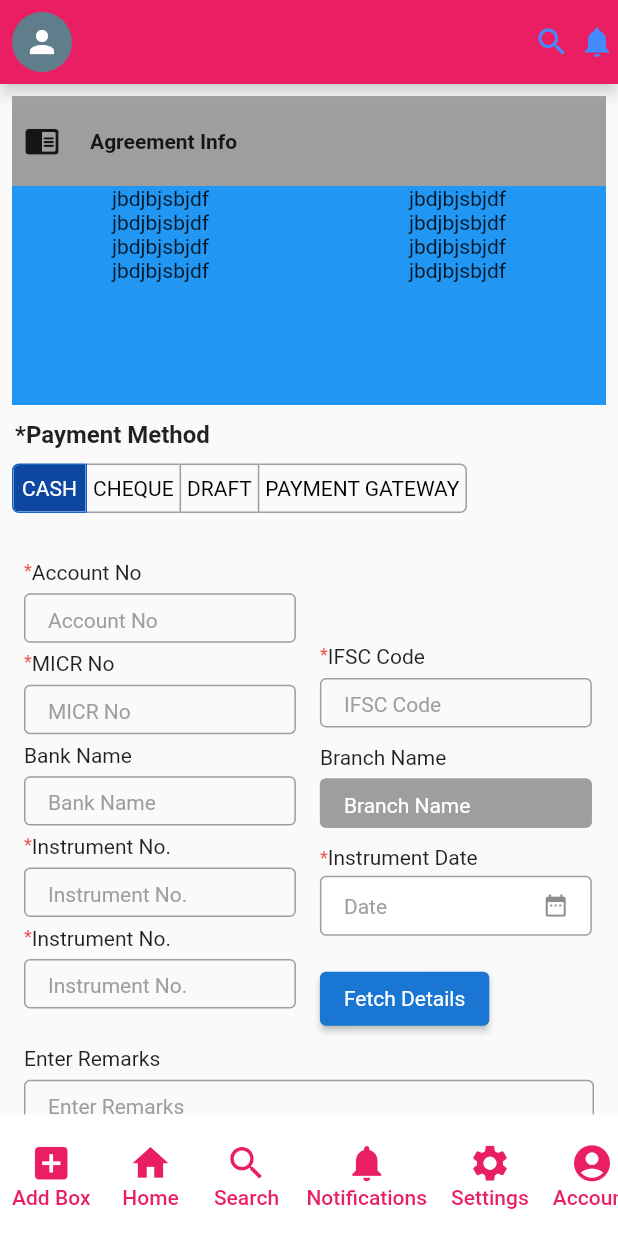
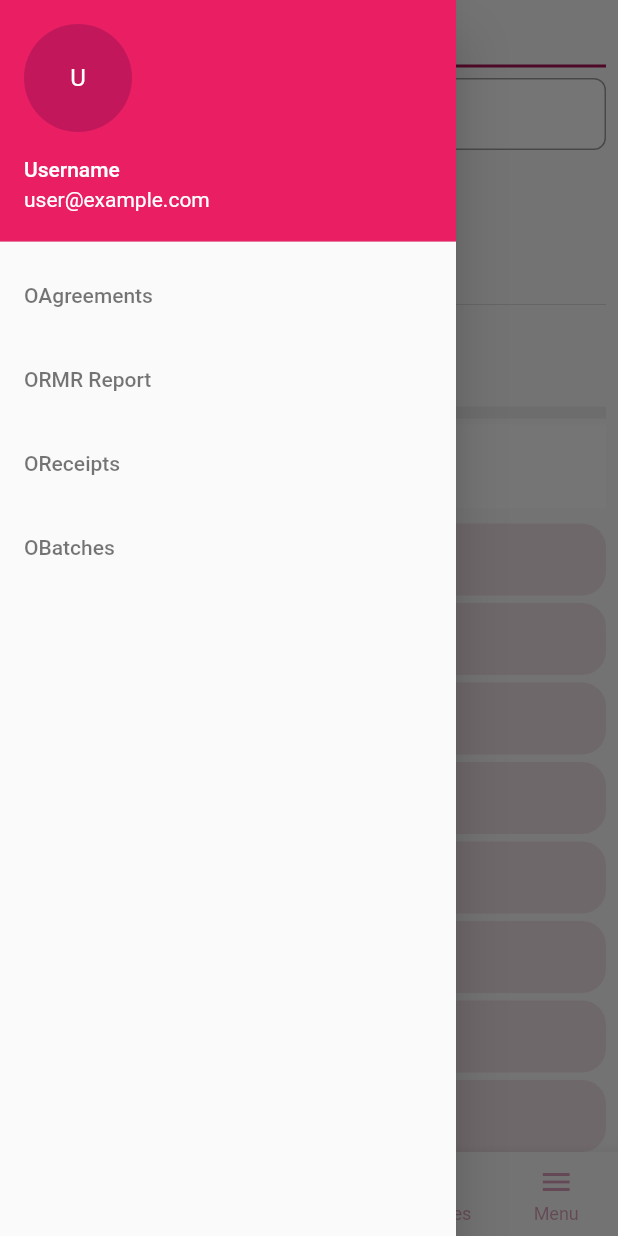
Before and after one commit to mohammedek/chola_temp, a Flutter app: the screen it shows after launch, with the side drawer open (before the commit the screen has no drawer), on a phone screen of 412 x 824 dp. Run offline on Flutter 3.47's test engine with Material 3 defaults, Android fonts, the light colour scheme and no system bars; our stand-ins replace dotted_border, gap.

Commit message:
dev created

```diff
--- a/lib/main.dart
+++ b/lib/main.dart
@@ -3,6 +3,7 @@ import 'package:chola_first/core/theme.dart';
 import 'package:chola_first/eod/bank_form_screen.dart';
 import 'package:chola_first/reciptes/mobile_view.dart';
 import 'package:chola_first/reciptes/web_view.dart';
+import 'package:chola_first/view/layout.dart';
 import 'package:dotted_border/dotted_border.dart';
 import 'package:flutter/cupertino.dart';
 import 'package:flutter/gestures.dart';
@@ -67,7 +68,7 @@ class _CholaInitialState extends State<CholaInitial>
     if (ResponsiveSize().isWide(context)) {
       return const WebView();
     } else {
-      return const MobileView();
+      return const NonPersistentBottomNav();
     }
   }
 }
--- /dev/null
+++ b/lib/view/agreements/mobile/agreement_list.dart
@@ -0,0 +1,118 @@
+import 'package:chola_first/constants/colors.dart';
+import 'package:flutter/material.dart';
+import 'package:flutter/widgets.dart';
+
+class OAgreementsPage extends StatelessWidget {
+  final List<String> recentOAgreements = [
+    "HE01100000054477",
+    "HE01AAJ00000034292",
+    "HE01100000058036",
+    "HE016950000014351",
+    "HE01AAJ00000034276",
+    "HE01AAJ00000041667",
+    "HE01AAA00000022384",
+    "HE01AAA00000029217",
+    "HE01AAA00000019579",
+  ];
+
+  OAgreementsPage({super.key});
+
+  @override
+  Widget build(BuildContext context) {
+    return Scaffold(
+      body: Padding(
+        padding: const EdgeInsets.all(8.0),
+        child: Column(
+          crossAxisAlignment: CrossAxisAlignment.start,
+          children: <Widget>[
+            headerLayout(context),
+            Expanded(
+              child: ListView.separated(
+                shrinkWrap: true,
+                padding: const EdgeInsets.only(top: 10),
+                separatorBuilder: (context, index) => const SizedBox(
+                  height: 5,
+                ),
+                itemCount: recentOAgreements.length,
+                itemBuilder: (context, index) {
+                  return ListTile(
+                    tileColor: kprimaryColor.withOpacity(0.1),
+                    dense: true,
+                    shape: RoundedRectangleBorder(
+                        borderRadius: BorderRadius.circular(16)),
+                    // contentPadding: EdgeInsets.zero,
+                    title: Text(recentOAgreements[index]),
+                    onTap: () {
+                      // Handle agreement tap
+                    },
+                  );
+                },
+              ),
+            ),
+          ],
+        ),
+      ),
+    );
+  }
+
+  Column headerLayout(BuildContext context) {
+    return Column(
+      crossAxisAlignment: CrossAxisAlignment.start,
+      children: [
+        Text(
+          "OAgreements",
+          style: Theme.of(context)
+              .textTheme
+              .headlineSmall!
+              .copyWith(fontWeight: FontWeight.bold, color: ksecondaryColor),
+        ),
+        const Divider(
+          color: kprimaryColor,
+          thickness: 2,
+        ),
+        TextField(
+          decoration: InputDecoration(
+            hintText: 'Search OAgreements',
+            prefixIcon: const Icon(Icons.search),
+            border: OutlineInputBorder(
+              borderRadius: BorderRadius.circular(8.0),
+            ),
+          ),
+        ),
+        const SizedBox(height: 16.0),
+        Text('Lists',
+            style: Theme.of(context)
+                .textTheme
+                .titleLarge!
+                .copyWith(fontWeight: FontWeight.bold)),
+        ListTile(
+          contentPadding: EdgeInsets.zero,
+          leading: const Icon(Icons.menu),
+          horizontalTitleGap: 0,
+          title: const Text('LAP'),
+          onTap: () {},
+        ),
+        const Divider(),
+        ListTile(
+          contentPadding: EdgeInsets.zero,
+          title: const Text("All Lists"),
+          onTap: () {},
+        ),
+        Divider(
+          thickness: 8,
+          color: Colors.grey.shade200,
+        ),
+        ListTile(
+          tileColor: Colors.white,
+          contentPadding: EdgeInsets.zero,
+          title: Text('Recent OAgreements',
+              style: Theme.of(context)
+                  .textTheme
+                  .titleLarge!
+                  .copyWith(fontWeight: FontWeight.bold)),
+          onTap: () {},
+        ),
+      ],
+    );
+  }
+}
--- /dev/null
+++ b/lib/view/layout.dart
@@ -0,0 +1,105 @@
+import 'package:chola_first/constants/colors.dart';
+import 'package:chola_first/view/agreements/mobile/agreement_list.dart';
+import 'package:flutter/material.dart';
+
+class TabData {
+  final Widget icon;
+  final String title;
+  const TabData({
+    required this.icon,
+    required this.title,
+  });
+}
+
+class NonPersistentBottomNav extends StatefulWidget {
+  const NonPersistentBottomNav({super.key});
+
+  @override
+  State<NonPersistentBottomNav> createState() => _NonPersistentBottomNavState();
+}
+
+class _NonPersistentBottomNavState extends State<NonPersistentBottomNav> {
+  int _currentIndex = 0;
+  void _onItemTapped(int index) {
+    setState(() {
+      _currentIndex = index;
+    });
+  }
+
+  List tabs = [
+    const TabData(icon: Icon(Icons.book), title: 'OAgreement'),
+    const TabData(icon: Icon(Icons.report), title: 'ORMR Report'),
+    const TabData(icon: Icon(Icons.receipt), title: 'OReceipts'),
+    const TabData(icon: Icon(Icons.backpack_outlined), title: 'OBatches'),
+    const TabData(icon: Icon(Icons.menu), title: 'Menu'),
+  ];
+
+  @override
+  Widget build(BuildContext context) {
+    return Scaffold(
+      drawer: Drawer(
+        child: ListView(
+          children: <Widget>[
+            const UserAccountsDrawerHeader(
+              accountName: Text("Username"),
+              accountEmail: Text("user@example.com"),
+              currentAccountPicture: CircleAvatar(
+                child: Text("U"),
+              ),
+            ),
+            ListTile(
+              title: const Text("OAgreements"),
+              onTap: () {},
+            ),
+            ListTile(
+              title: const Text("ORMR Report"),
+              onTap: () {},
+            ),
+            ListTile(
+              title: const Text("OReceipts"),
+              onTap: () {},
+            ),
+            ListTile(
+              title: const Text("OBatches"),
+              onTap: () {},
+            ),
+          ],
+        ),
+      ),
+      body: _buildBody(_currentIndex),
+      bottomNavigationBar: BottomNavigationBar(
+        type: BottomNavigationBarType.fixed,
+        items: <BottomNavigationBarItem>[
+          for (TabData tab in tabs)
+            BottomNavigationBarItem(
+              icon: tab.icon,
+              label: tab.title,
+            ),
+        ],
+        currentIndex: _currentIndex,
+        selectedItemColor: kprimaryColor,
+        unselectedItemColor: kprimaryColor.withOpacity(0.4),
+        onTap: _onItemTapped,
+      ),
+    );
+  }
+
+  Widget _buildBody(int index) {
+    switch (index) {
+      case 0:
+        return OAgreementsPage();
+      case 1:
+        return const Scaffold(
+          backgroundColor: Colors.red,
+        );
+      case 2:
+        return const Scaffold(
+          backgroundColor: Colors.blue,
+        );
+      default:
+        return const Scaffold(
+          backgroundColor: Colors.orange,
+        );
+    }
+  }
+}
--- a/pubspec.yaml
+++ b/pubspec.yaml
@@ -10,7 +10,8 @@ dependencies:
     sdk: flutter
   dotted_border: ^2.1.0
   cupertino_icons: ^1.0.6
-  gap: any
+  gap: ^3.0.1
+  cuberto_bottom_bar: ^3.1.0
 dev_dependencies:
   flutter_test:
     sdk: flutter
```
Also changed, not shown: pubspec.lock.
